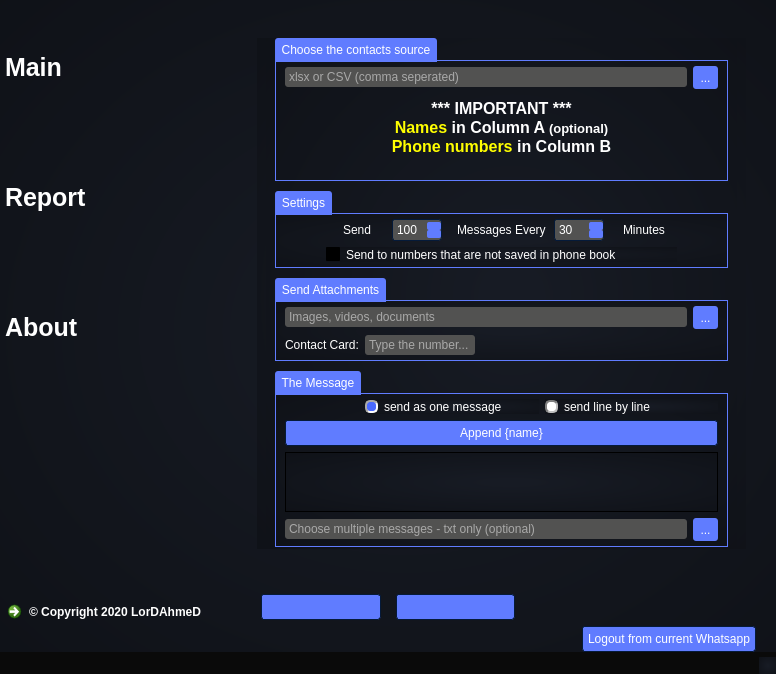
Before: the Qt Designer form untitled.ui in thelordahmed/Whatsapp-bulk-sender, drawn with Qt 5.
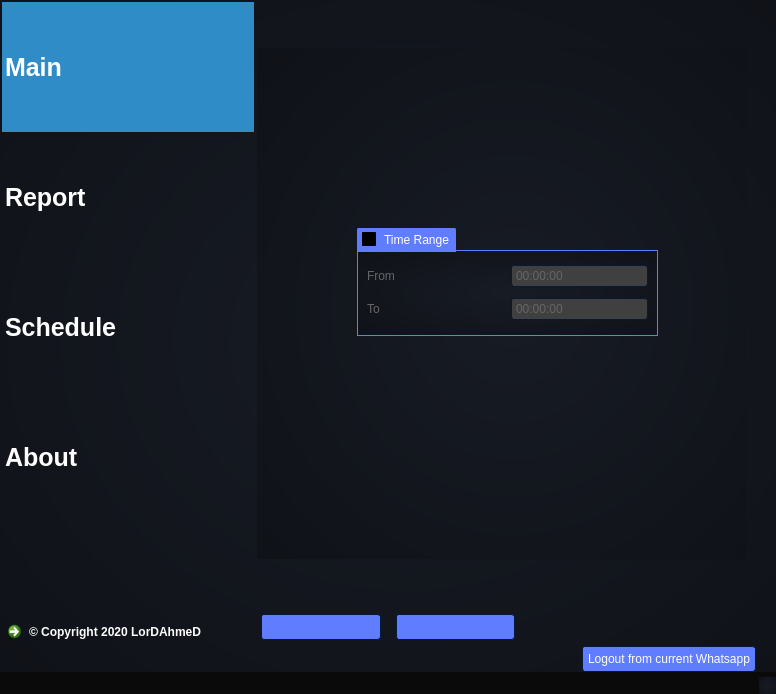
After: the same form once the commit is applied. The open tabs and pages were chosen to show the change. Icons and pictures are not drawn.

The edit to the form file:
```diff
--- a/untitled.ui
+++ b/untitled.ui
@@ -7,7 +7,7 @@
     <x>0</x>
     <y>0</y>
     <width>776</width>
-    <height>674</height>
+    <height>694</height>
    </rect>
   </property>
   <property name="minimumSize">
@@ -1378,7 +1378,7 @@
          <bool>false</bool>
         </property>
         <property name="currentRow">
-         <number>-1</number>
+         <number>0</number>
         </property>
         <property name="sortingEnabled">
          <bool>false</bool>
@@ -1416,6 +1416,15 @@
            <normaloff>:/white-icons/Data/imgs/white icons/icons8-combo-chart-500.png</normaloff>:/white-icons/Data/imgs/white icons/icons8-combo-chart-500.png</iconset>
          </property>
         </item>
+        <item>
+         <property name="text">
+          <string>Schedule</string>
+         </property>
+         <property name="icon">
+          <iconset resource="images.qrc">
+           <normaloff>:/white-icons/Data/imgs/white icons/icons8-clock-500.png</normaloff>:/white-icons/Data/imgs/white icons/icons8-clock-500.png</iconset>
+         </property>
+        </item>
         <item>
          <property name="text">
           <string>About</string>
@@ -2124,6 +2133,60 @@
           </item>
          </layout>
         </widget>
+        <widget class="QWidget" name="schedule_tab">
+         <attribute name="title">
+          <string>Page</string>
+         </attribute>
+         <widget class="QGroupBox" name="time_groupBox">
+          <property name="geometry">
+           <rect>
+            <x>100</x>
+            <y>180</y>
+            <width>301</width>
+            <height>108</height>
+           </rect>
+          </property>
+          <property name="title">
+           <string>Time Range</string>
+          </property>
+          <property name="checkable">
+           <bool>true</bool>
+          </property>
+          <property name="checked">
+           <bool>false</bool>
+          </property>
+          <layout class="QVBoxLayout" name="verticalLayout_8">
+           <item>
+            <layout class="QHBoxLayout" name="horizontalLayout_10">
+             <item>
+              <widget class="QLabel" name="label_3">
+               <property name="text">
+                <string>From</string>
+               </property>
+              </widget>
+             </item>
+             <item>
+              <widget class="QTimeEdit" name="from_time"/>
+             </item>
+            </layout>
+           </item>
+           <item>
+            <layout class="QHBoxLayout" name="horizontalLayout_11">
+             <item>
+              <widget class="QLabel" name="label_6">
+               <property name="text">
+                <string>To</string>
+               </property>
+              </widget>
+             </item>
+             <item>
+              <widget class="QTimeEdit" name="to_time"/>
+             </item>
+            </layout>
+           </item>
+          </layout>
+         </widget>
+        </widget>
         <widget class="QWidget" name="about_tab">
          <attribute name="title">
           <string>Page</string>
```
